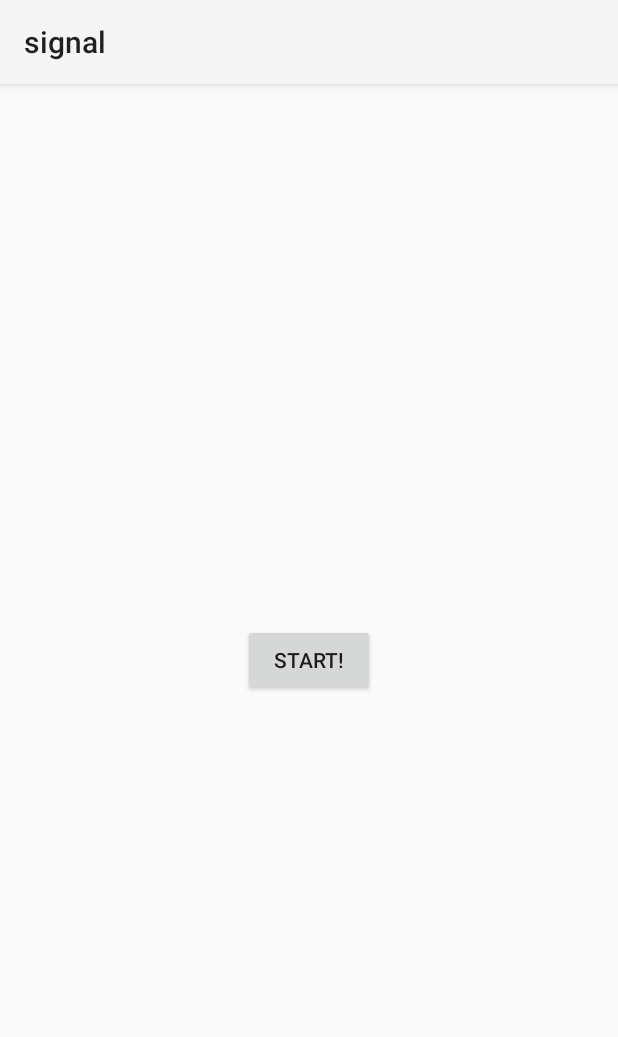
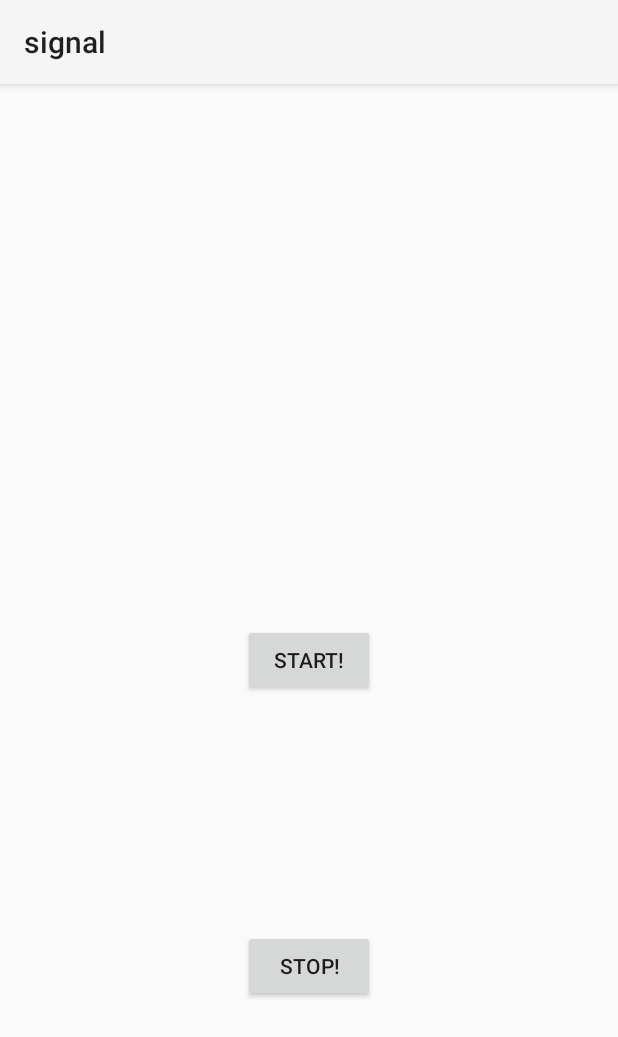
Before and after one commit to ooakind/SIGNAL, an Android app: the screen it shows after launch (MainActivity), after a tap on "START!", on a phone screen of 412 x 824 dp. Shown: the top 1037 px of the screen. Run offline under Robolectric (Android 15) with nearby library versions, the phone set to English and light mode, and no system bars.

Commit message:
implement background service

```diff
--- a/signal_client/app/src/main/java/com/csed/signal/LocationService.java
+++ b/signal_client/app/src/main/java/com/csed/signal/LocationService.java
@@ -30,7 +30,6 @@ public class LocationService extends Service {
         @Override
         public void onLocationResult(@NonNull LocationResult locationResult) {
             super.onLocationResult(locationResult);
-            Log.v("LOCATION_UPDATE", "??");
             if (locationResult != null && locationResult.getLastLocation() != null){
                 double latitude = locationResult.getLastLocation().getLatitude();
                 double longitude = locationResult.getLastLocation().getLongitude();
@@ -46,7 +45,6 @@ public class LocationService extends Service {
     }
 
     private void startLocationService () {
-        Log.v("Debug", "123");
         String channelId = "location_notification_channel";
         NotificationManager notificationManager = (NotificationManager) getSystemService(Context.NOTIFICATION_SERVICE);
         Intent resultIntent = new Intent();
@@ -74,7 +72,6 @@ public class LocationService extends Service {
         lBuilder.setMinUpdateIntervalMillis(2000);
         lBuilder.setPriority(Priority.PRIORITY_HIGH_ACCURACY);
 
-        Log.v("Debug", "!!");
         if (ActivityCompat.checkSelfPermission(this, Manifest.permission.ACCESS_FINE_LOCATION) != PackageManager.PERMISSION_GRANTED && ActivityCompat.checkSelfPermission(this, Manifest.permission.ACCESS_COARSE_LOCATION) != PackageManager.PERMISSION_GRANTED) {
             // TODO: Consider calling
             //    ActivityCompat#requestPermissions
@@ -86,7 +83,6 @@ public class LocationService extends Service {
             return;
         }
         LocationRequest locationRequest = lBuilder.build();
-        Log.v("Debug", "??");
         LocationServices.getFusedLocationProviderClient(this).requestLocationUpdates(locationRequest, mLocationCallback, Looper.getMainLooper());
         startForeground(Constants.LOCATION_SERVICE_ID, builder.build());
     }
@@ -99,12 +95,10 @@ public class LocationService extends Service {
 
     @Override
     public int onStartCommand(Intent intent, int flags, int startId) {
-        Log.v("Debug", "123");
         if (intent != null) {
             String action = intent.getAction();
             if (action != null) {
                 if (action.equals(Constants.ACTION_START_LOCATION_SERVICE)) {
-                    Log.v("Debug", "456");
                     startLocationService();
                 } else if (action.equals(Constants.ACTION_STOP_LOCATION_SERVICE)) {
                     stopLocationService();
--- a/signal_client/app/src/main/java/com/csed/signal/MainActivity.java
+++ b/signal_client/app/src/main/java/com/csed/signal/MainActivity.java
@@ -34,6 +34,13 @@ public class MainActivity extends AppCompatActivity {
                 }
             }
         });
+
+        findViewById(R.id.sensingStop).setOnClickListener(new View.OnClickListener() {
+            @Override
+            public void onClick(View view) {
+                stopLocationService();
+            }
+        });
     }
 
     private boolean isLocationServiceRunning() {
@@ -55,11 +62,17 @@ public class MainActivity extends AppCompatActivity {
         if (!isLocationServiceRunning()){
             Intent intent = new Intent(getApplicationContext(), LocationService.class);
             intent.setAction(Constants.ACTION_START_LOCATION_SERVICE);
-            Log.v("before", "start");
             startService(intent);
-
-            Log.v("after", "start");
             Toast.makeText(this, "Location service started", Toast.LENGTH_SHORT).show();
         }
     }
+
+    private void stopLocationService(){
+        if (isLocationServiceRunning()) {
+            Intent intent = new Intent(getApplicationContext(), LocationService.class);
+            intent.setAction(Constants.ACTION_STOP_LOCATION_SERVICE);
+            startService(intent);
+            Toast.makeText(this, "Location service stopped", Toast.LENGTH_SHORT).show();
+        }
+    }
 }
--- a/signal_client/app/src/main/res/layout/activity_main.xml
+++ b/signal_client/app/src/main/res/layout/activity_main.xml
@@ -16,4 +16,16 @@
         app:layout_constraintStart_toStartOf="parent"
         app:layout_constraintTop_toTopOf="parent" />
 
+    <Button
+        android:id="@+id/sensingStop"
+        android:layout_width="wrap_content"
+        android:layout_height="wrap_content"
+        android:text="Stop!"
+        app:layout_constraintBottom_toBottomOf="parent"
+        app:layout_constraintEnd_toEndOf="parent"
+        app:layout_constraintStart_toStartOf="parent"
+        app:layout_constraintTop_toBottomOf="@+id/sensingStart"
+         />
+
+
 </androidx.constraintlayout.widget.ConstraintLayout>
```
